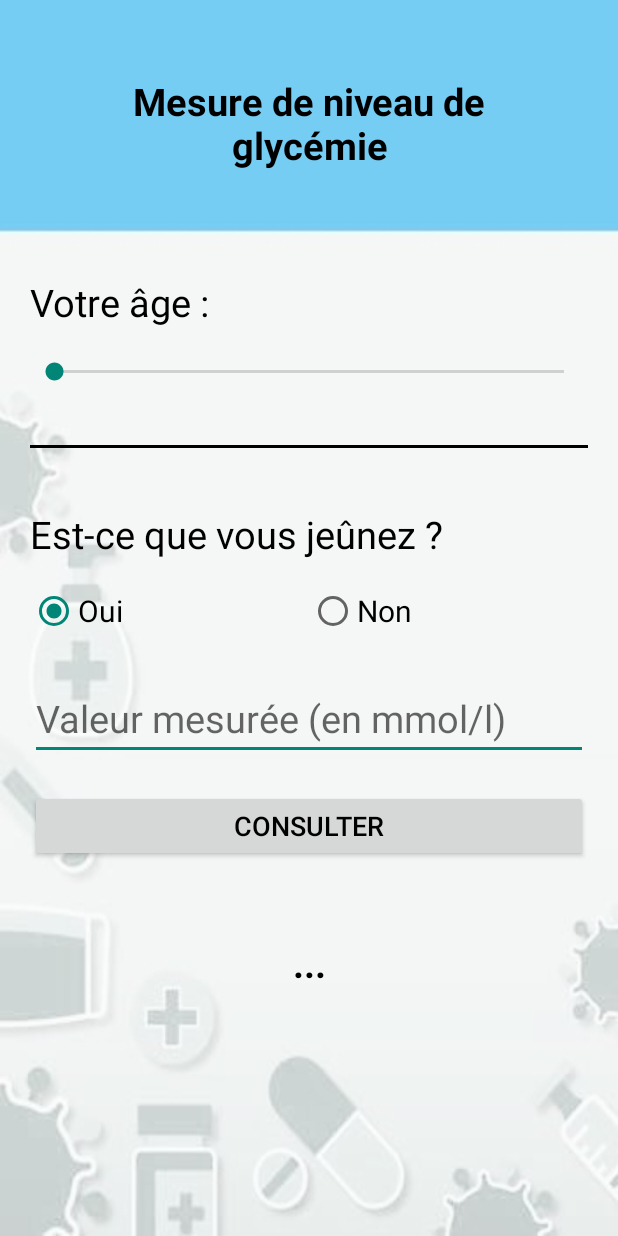
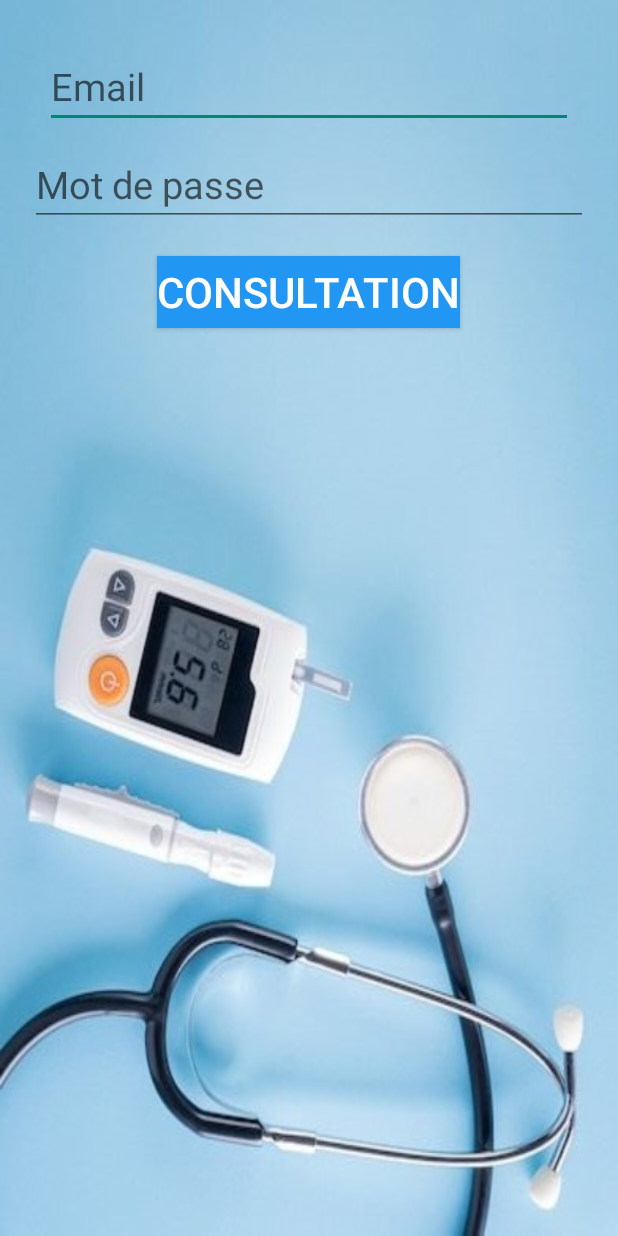
Before and after one commit to siwarbenrhouma/AndroidApp, an Android app: the screen it shows after launch (MainActivity before the commit, HomeActivity after it), on a phone screen of 412 x 824 dp. Run offline under Robolectric (Android 15) with nearby library versions, the phone set to English and light mode, and no system bars.

Commit message:
ajout de l'activité d'acceuil et de consultation

```diff
--- /dev/null
+++ b/app/src/main/java/com/example/mesuredeniveaudeglycmie/view/HomeActivity.java
@@ -0,0 +1,31 @@
+package com.example.mesuredeniveaudeglycmie.view;
+
+import androidx.appcompat.app.AppCompatActivity;
+
+import android.content.Intent;
+import android.os.Bundle;
+import android.view.View;
+import android.widget.Button;
+
+import com.example.mesuredeniveaudeglycmie.R;
+
+public class HomeActivity extends AppCompatActivity {
+    private Button btnConsultation ;
+    @Override
+    protected void onCreate(Bundle savedInstanceState) {
+        super.onCreate(savedInstanceState);
+        setContentView(R.layout.activity_home);
+        init();
+        btnConsultation.setOnClickListener(new View.OnClickListener() {
+            @Override
+            public void onClick(View v) {
+                Intent intent= new Intent(HomeActivity.this,MainActivity.class);
+                startActivity(intent);
+                finish();
+            }
+        });
+    }
+    private void init(){
+        btnConsultation= findViewById(R.id.btnConsultation);
+    }
+}
--- /dev/null
+++ b/app/src/main/res/drawable/baseline_arrow_forward_ios_24.xml
@@ -0,0 +1,5 @@
+<vector android:autoMirrored="true" android:height="24dp"
+    android:tint="#7D7878" android:viewportHeight="24"
+    android:viewportWidth="24" android:width="24dp" xmlns:android="http://schemas.android.com/apk/res/android">
+    <path android:fillColor="@android:color/white" android:pathData="M6.23,20.23l1.77,1.77l10,-10l-10,-10l-1.77,1.77l8.23,8.23z"/>
+</vector>
--- /dev/null
+++ b/app/src/main/res/layout/activity_home.xml
@@ -0,0 +1,47 @@
+<?xml version="1.0" encoding="utf-8"?>
+<RelativeLayout xmlns:android="http://schemas.android.com/apk/res/android"
+    xmlns:app="http://schemas.android.com/apk/res-auto"
+    xmlns:tools="http://schemas.android.com/tools"
+    android:layout_width="match_parent"
+    android:layout_height="match_parent"
+    android:background="@drawable/home_background"
+    android:padding="20dp"
+    tools:context=".view.HomeActivity">
+
+    <EditText
+        android:id="@+id/etUserEmail"
+        android:layout_width="match_parent"
+        android:layout_height="wrap_content"
+        android:layout_margin="10dp"
+        android:hint="@string/email"
+        android:inputType="textEmailAddress"
+        android:textSize="25dp"
+        android:layout_alignParentLeft="true"
+        android:layout_alignParentRight="true"
+        android:layout_alignParentTop="true"/>
+
+    <EditText
+        android:id="@+id/etUserPassword"
+        android:layout_width="match_parent"
+        android:layout_height="wrap_content"
+        android:layout_below="@id/etUserEmail"
+        android:layout_alignParentLeft="true"
+        android:layout_alignParentRight="true"
+        android:hint="@string/password"
+        android:inputType="textPassword"
+        android:textSize="25dp" />
+
+    <Button
+        android:id="@+id/btnConsultation"
+        android:layout_width="wrap_content"
+        android:layout_height="wrap_content"
+        android:layout_margin="20dp"
+        android:layout_centerHorizontal="true"
+        android:background="@color/blue"
+        android:text="Consultation"
+        android:textColor="@color/white"
+        android:textSize="28sp"
+        android:layout_below="@id/etUserPassword"/>
+
+
+</RelativeLayout>
--- a/app/src/main/res/layout/activity_main.xml
+++ b/app/src/main/res/layout/activity_main.xml
@@ -5,7 +5,7 @@
     android:background="@drawable/app_background"
     android:orientation="vertical"
     android:padding="20dp"
-    tools:context=".MainActivity">
+    tools:context=".view.MainActivity">
 
     <TextView
         android:id="@+id/title"
@@ -97,17 +97,5 @@
         android:textColor="@color/black"
         android:textSize="18sp" />
 
-    <TextView
-        android:id="@+id/tvReponse"
-        android:layout_width="match_parent"
-        android:layout_height="wrap_content"
-        android:layout_gravity="center"
-        android:layout_marginTop="10dp"
-        android:gravity="center"
-        android:lineSpacingExtra="8sp"
-        android:padding="40dp"
-        android:text="..."
-        android:textColor="@color/black"
-        android:textSize="25sp"
-        android:textStyle="bold" />
+
 </LinearLayout>
--- a/app/src/main/res/values/colors.xml
+++ b/app/src/main/res/values/colors.xml
@@ -2,4 +2,5 @@
 <resources>
     <color name="black">#FF000000</color>
     <color name="white">#FFFFFFFF</color>
+    <color name="blue">#2196F3</color>
 </resources>
--- a/app/src/main/res/values/strings.xml
+++ b/app/src/main/res/values/strings.xml
@@ -1,3 +1,5 @@
 <resources>
     <string name="app_name">Mesure de niveau de glycémie</string>
+    <string name="email">Email</string>
+    <string name="password">Mot de passe</string>
 </resources>
```
Also changed, not shown: app/src/main/AndroidManifest.xml (+11 -4 lines), app/src/main/java/com/example/mesuredeniveaudeglycmie/Model/Patient.java (added, +51 -0 lines), app/src/main/java/com/example/mesuredeniveaudeglycmie/Model/User.java (added, +27 -0 lines), app/src/main/java/com/example/mesuredeniveaudeglycmie/controller/Controller.java (added, +24 -0 lines), app/src/main/java/com/example/mesuredeniveaudeglycmie/controller/HomeController.java (added, +44 -0 lines), app/src/main/java/com/example/mesuredeniveaudeglycmie/view/ConsultActivity.java (added, +42 -0 lines), app/src/main/java/com/example/mesuredeniveaudeglycmie/view/MainActivity.java (renamed from app/src/main/java/com/example/mesuredeniveaudeglycmie/MainActivity.java, +31 -40 lines), app/src/main/res/layout/activity_consult.xml (added, +44 -0 lines), app/src/main/res/drawable/home_background.jpeg (added), app/src/main/res/drawable/image.jpg (added).
